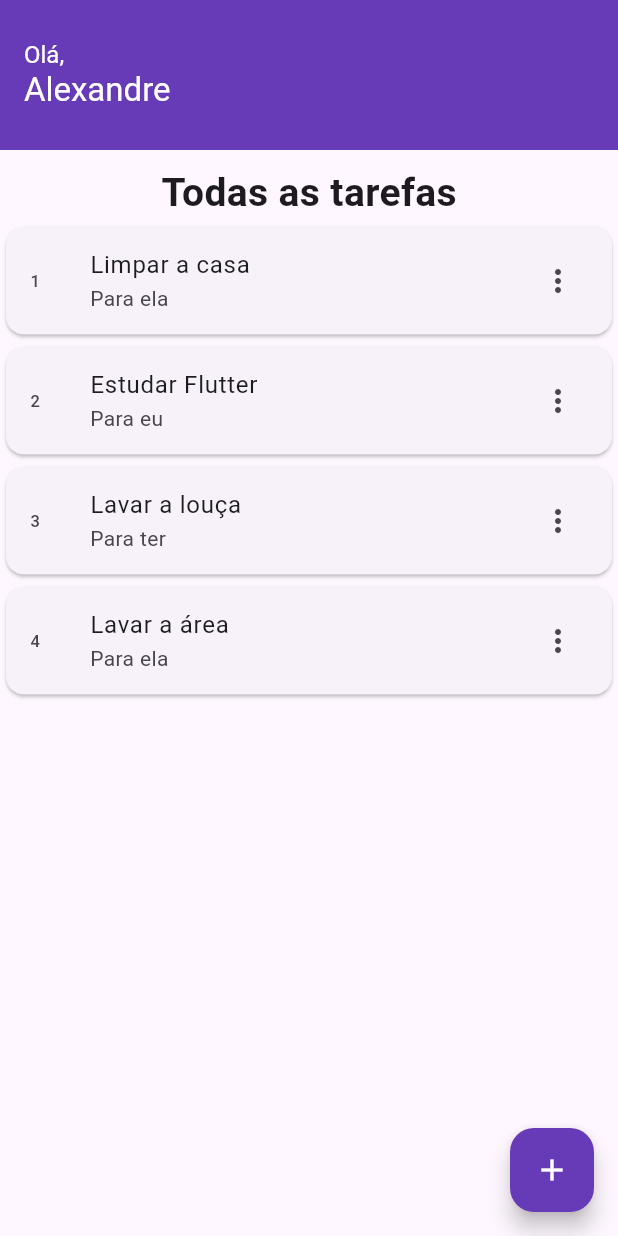
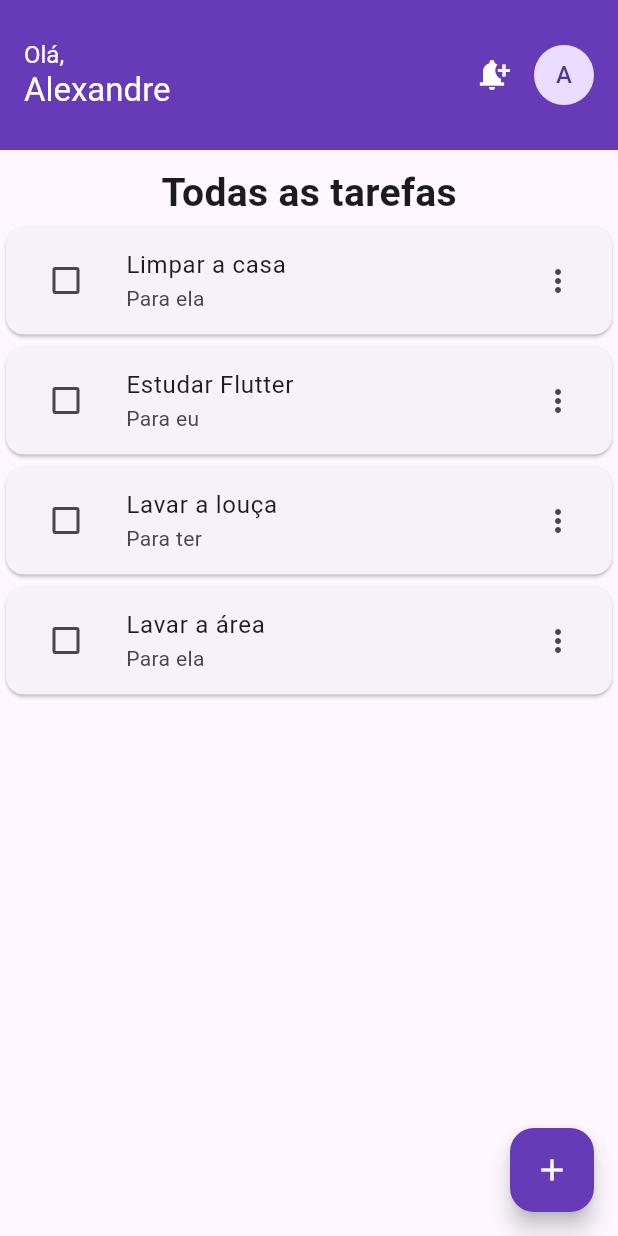
Before and after one commit to AlexandreAesir/App_TODO, a Flutter app: the screen it shows after launch, on a phone screen of 412 x 824 dp. Run offline on Flutter 3.47's test engine with Material 3 defaults, Android fonts, the phone set to English and light mode, and no system bars.

Commit message:
Codigo foi otimizado, ficando mais clean e legível.
Foi criado um State para a home do app.

iniciado criação da tela de adição de tarefas

```diff
--- a/lib/main.dart
+++ b/lib/main.dart
@@ -1,6 +1,6 @@
 import 'package:flutter/material.dart';
-import 'package:todo_terca/models/tarefa.dart';
-import 'package:todo_terca/services/tarefa_service.dart';
+import 'package:todo_terca/screen/home_screen.dart';
+
 
 void main() {
   runApp(const MainApp());
@@ -11,7 +11,6 @@ class MainApp extends StatelessWidget {
 
   @override
   Widget build(BuildContext context) {
-    List<Tarefa> tarefas = TarefaService().listarTodas();
 
     return MaterialApp(
       theme: ThemeData(
@@ -25,43 +24,7 @@ class MainApp extends StatelessWidget {
           foregroundColor: Colors.white,
         ),
       ),
-      home: Scaffold(
-        appBar: AppBar(
-          title: Column(
-            crossAxisAlignment: CrossAxisAlignment.start,
-            children: [
-              Text("Olá,", style: TextStyle(fontSize: 16.0)),
-              Text("Alexandre", style: TextStyle()),
-            ],
-          ),
-        ),
-        body: Column(
-          children: [
-            SizedBox(height: 10),
-            Text(
-              "Todas as tarefas",
-              style: TextStyle(fontSize: 26, fontWeight: FontWeight.w600),
-            ),
-            Expanded(
-              child: ListView.builder(
-                itemCount: tarefas.length,
-                itemBuilder: (context, index) => Card(
-                  child: ListTile(
-                    leading: Text(tarefas[index].id.toString()),
-                    title: Text(tarefas[index].titulo),
-                    subtitle: Text(tarefas[index].descricao),
-                    trailing: Icon(Icons.more_vert),
-                  ),
-                ),
-              ),
-            ),
-          ],
-        ),
-        floatingActionButton: FloatingActionButton(
-          onPressed: null,
-          child: Icon(Icons.add),
-        ),
-      ),
+      home: HomeScreen(),
     );
   }
 }
--- /dev/null
+++ b/lib/screen/home_screen.dart
@@ -0,0 +1,81 @@
+import 'package:flutter/material.dart';
+import 'package:todo_terca/models/tarefa.dart';
+import 'package:todo_terca/screen/add_task_screen.dart';
+import 'package:todo_terca/services/tarefa_service.dart';
+
+class HomeScreen extends StatefulWidget {
+  const HomeScreen({super.key});
+   @override
+  State<StatefulWidget> createState() => _HomeScreenState();
+}
+
+class _HomeScreenState extends State<HomeScreen> {
+ List<Tarefa> tarefas = TarefaService().listarTodas();
+
+
+  @override
+  Widget build(BuildContext context) {
+
+    return  Scaffold(
+        appBar: AppBar(
+          actions: <Widget>[
+            Padding(padding: const EdgeInsets.only(right: 16.0),
+            child: Icon(Icons.notification_add),),
+            Padding(padding: const EdgeInsets.only(right: 16.0),
+            child: CircleAvatar(child: Text("A"),),)
+          ],
+          title: Column(
+            crossAxisAlignment: CrossAxisAlignment.start,
+            children: [
+              Text("Olá,", style: TextStyle(fontSize: 16.0)),
+              Text("Alexandre", style: TextStyle()),
+            ],
+          ),
+        ),
+        body: Column(
+          children: [
+            SizedBox(height: 10),
+            Text(
+              "Todas as tarefas",
+              style: TextStyle(fontSize: 26, fontWeight: FontWeight.w600),
+            ),
+            Expanded(
+              child: ListView.builder(
+                itemCount: tarefas.length,
+                itemBuilder: (context, index) => Card(
+                  child: ListTile(
+                    leading: Checkbox(value: tarefas[index].finalizado,
+                     onChanged:(finalizado){
+                        setState(() {
+                            if (finalizado == true) {
+                              tarefas[index].finalizar();
+                            } else {
+
+                              tarefas[index].iniciar();
+
+                          }
+                        });
+
+                     }
+                     ),
+                    title: Text(tarefas[index].titulo),
+                    subtitle: Text(tarefas[index].descricao),
+                    trailing: Icon(Icons.more_vert),
+                  ),
+                ),
+              ),
+            ),
+          ],
+        ),
+        floatingActionButton: FloatingActionButton(
+          onPressed: (){
+            Navigator.push(context, MaterialPageRoute(builder: (context) => const AddTaskScreen(),
+            ),
+            );
+          },
+          child: Icon(Icons.add),
+        ),
+      );
+  }
+
+}
```
Also changed, not shown: lib/models/tarefa.dart (+14 -1 lines), lib/screen/add_task_screen.dart (added, +39 -0 lines).
